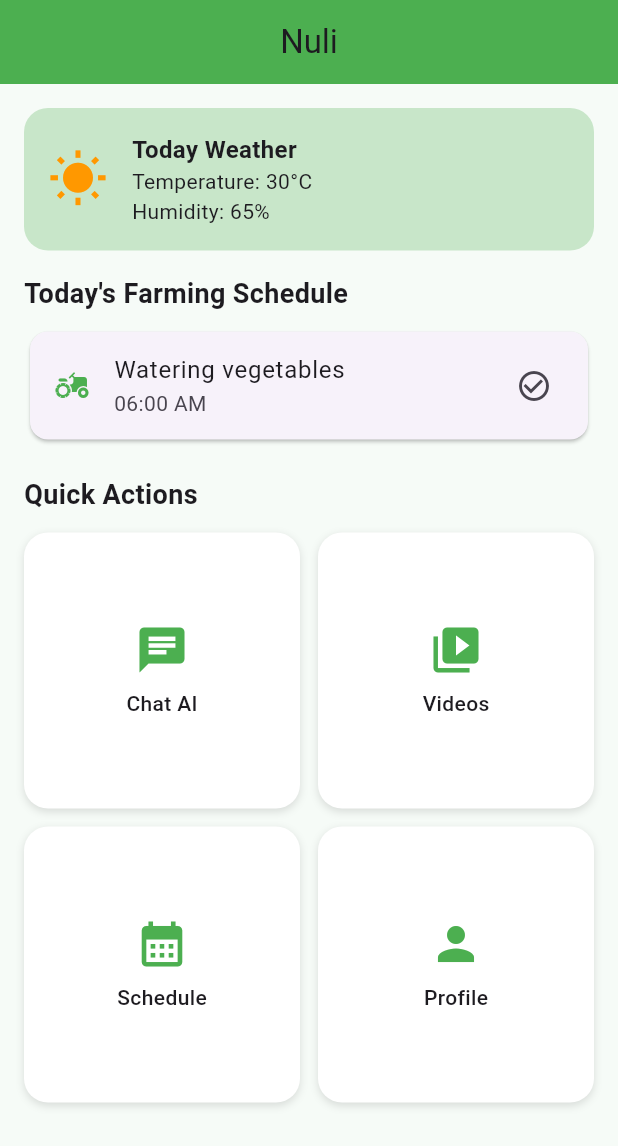
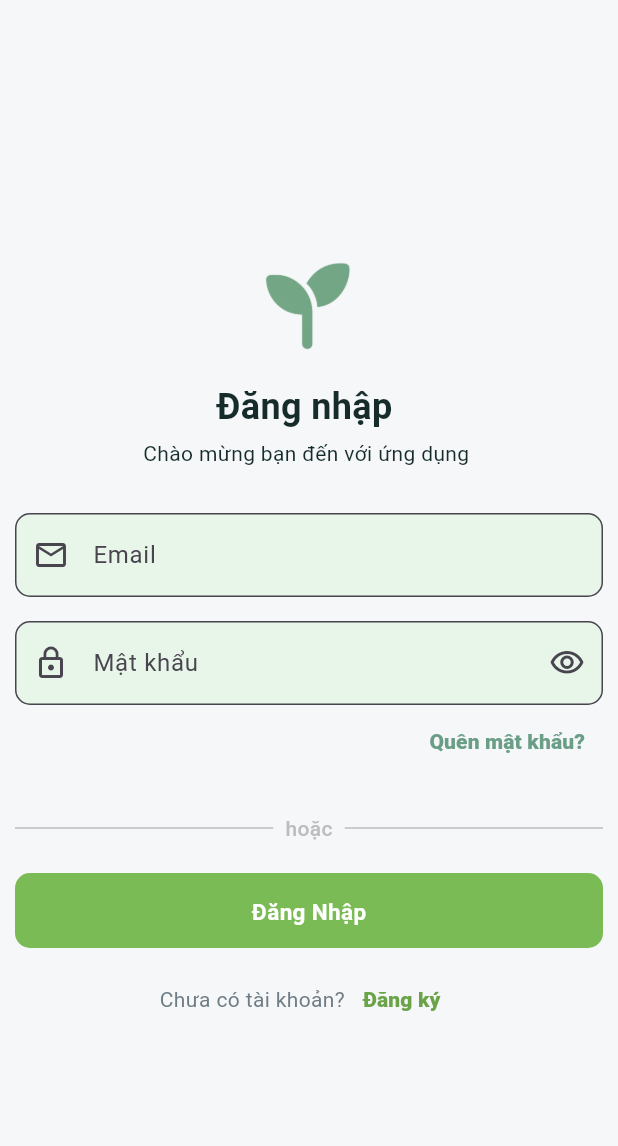
Before and after one commit to luongdung52hz/nuli, a Flutter app: the screen it shows after launch, on a phone screen of 412 x 824 dp. Shown: the top 1146 px of the screen. Run offline on Flutter 3.47's test engine with Material 3 defaults, Android fonts, the light colour scheme and no system bars; our stand-ins replace cloud_firestore, firebase_auth, firebase_core, get_it, go_router, google_sign_in and 1 more; accounts and stored records are empty.

Commit message:
process_logic_auth

```diff
--- a/lib/app.dart
+++ b/lib/app.dart
@@ -1,7 +1,6 @@
 import 'package:flutter/material.dart';
 import 'package:nuli_app/core/constants/app_constans.dart';
 import 'package:nuli_app/core/routers/app_router.dart';
-import 'package:nuli_app/features/home/presentation/pages/home_screen.dart';
 
 class NuliApp extends StatelessWidget {
   const NuliApp({super.key});
--- a/lib/core/constants/app_colors.dart
+++ b/lib/core/constants/app_colors.dart
@@ -3,8 +3,11 @@ import 'package:flutter/material.dart';
 
 class AppColors{
   AppColors._();
-  static const Color primaryGreen = Color(0xFF7BBB55);
-  static const Color secondaryGreen = Color(0xFF6AA348);
+  static const Color secondaryGreen = Color(0xFF7BBB55);
+  static const Color primaryGreen = Color(0xFF6AA348);
+  static const Color secondaryyGreen = Color(0xFF6B9E87);
+  static const Color backgroundGreen = Color(0xFFe8f5e9);
+  static const Color backgroundApp = Color(0xFFf8fdf9);
   static const Color accentOrange = Color(0xFFF9A14A);
   static const Color lightBackground = Color(0xFFF5F7F9);
   static const Color cardBackground = Color(0xFFFFFFFF);
--- a/lib/core/constants/app_icons.dart
+++ b/lib/core/constants/app_icons.dart
@@ -1,8 +1,8 @@
 class AppIcons{
   AppIcons._();
-  static const String logoApp = 'assets/images/logoNuli.png';
-  static const String iconHome = 'assets/svgs/home.svg';
-  static const String iconProfile = 'assets/svgs/profile.svg';
-  static const String iconChat = 'assets/svgs/chat.svg';
-  static const String iconVideo = 'assets/svgs/video.svg';
+  static const String logoApp = 'lib/assets/images/logoNuli.png';
+  static const String iconHome = 'lib/assets/svgs/home.svg';
+  static const String iconProfile = 'lib/assets/svgs/profile.svg';
+  static const String iconChat = 'lib/assets/svgs/chat.svg';
+  static const String iconVideo = 'lib/assets/svgs/video.svg';
 }
--- a/lib/core/routers/app_router.dart
+++ b/lib/core/routers/app_router.dart
@@ -1,11 +1,12 @@
 import 'package:flutter/material.dart';
 import 'package:go_router/go_router.dart';
 import 'package:nuli_app/core/routers/router_name.dart';
+import 'package:nuli_app/features/auth/presentation/pages/login_screen.dart';
 import 'package:nuli_app/features/home/presentation/pages/home_screen.dart';
 
 class AppRouter {
   static final GoRouter routes = GoRouter(
-      initialLocation: Routes.home,
+      initialLocation: Routes.login,
       debugLogDiagnostics: true,
       errorBuilder: (context, state) => Scaffold(
         appBar: AppBar(title: const Text('Lỗi Route')),
@@ -22,6 +23,9 @@ class AppRouter {
           path: Routes.home,
           builder: (context, state) => const HomeScreen(),
         ),
+        GoRoute(path: Routes.login,
+          builder: (context, state) => const LoginScreen(),
+        )
       ]
   );
 }
--- a/lib/core/routers/router_name.dart
+++ b/lib/core/routers/router_name.dart
@@ -5,7 +5,7 @@ class Routes{
   static const admin = '/admin';
 
 //AUTH
-  static const login = 'auth/login';
+  static const login = '/login';
   static const register = 'auth/register';
   static const forgotPass = 'auth/forgot-pass';
 
--- a/lib/core/services/auth_service.dart
+++ b/lib/core/services/auth_service.dart
@@ -0,0 +1,71 @@
+import 'package:firebase_auth/firebase_auth.dart';
+import 'package:google_sign_in/google_sign_in.dart';
+
+class AuthService {
+  final FirebaseAuth _firebaseAuth;
+  final GoogleSignIn _googleSignIn;
+
+  AuthService(this._firebaseAuth, this._googleSignIn);
+
+  // Đăng ký
+  Future<User?> signUpWithEmail(
+      String email, String password, String displayName,
+      ) async{
+    final UserCredential result =
+    await _firebaseAuth.createUserWithEmailAndPassword(
+      email: email,
+      password: password,
+    );
+    final user = result.user;
+    if (user == null) return null;
+
+    await user.updateDisplayName(displayName);
+    await user.reload();
+
+    return _firebaseAuth.currentUser;
+   }
+
+  //Đăng nhập bằng Email
+  Future<User?> signInWithEmail(
+      String email, String password) async {
+    final UserCredential result =
+    await _firebaseAuth.signInWithEmailAndPassword(
+      email: email,
+      password: password,
+    );
+    return result.user;
+  }
+
+  //Đăng nhập bằng Google
+  Future<User?> signInWithGoogle() async {
+    final GoogleSignInAccount? googleUser =
+    await _googleSignIn.signIn();
+
+    if (googleUser == null) return null;
+
+    final GoogleSignInAuthentication googleAuth =
+    await googleUser.authentication;
+
+    final credential = GoogleAuthProvider.credential(
+      accessToken: googleAuth.accessToken,
+      idToken: googleAuth.idToken,
+    );
+
+    final UserCredential result =
+    await _firebaseAuth.signInWithCredential(credential);
+
+    return result.user;
+  }
+
+  //Reset password
+  Future<void> resetPass(String email) async {
+    await _firebaseAuth.sendPasswordResetEmail(email: email);
+
+  }
+
+  //Đăng xuất
+  Future<void> signOut() async {
+    await _googleSignIn.signOut();
+    await _firebaseAuth.signOut();
+  }
+}
--- /dev/null
+++ b/lib/core/widgets/button_app.dart
@@ -0,0 +1,87 @@
+import 'package:flutter/material.dart';
+import 'package:nuli_app/core/constants/app_colors.dart';
+
+class CustomButton extends StatelessWidget {
+  final VoidCallback? onPressed; // Callback khi nhấn (có thể null để disable)
+  final String text; // Text hiển thị trên nút
+  final bool isLoading; // State loading
+  final double height;
+  final EdgeInsetsGeometry
+  padding; // Padding nội dung (mặc định như code của bạn)
+  final BorderRadius borderRadius; // Bo góc (mặc định 10)
+  final BoxShadow? boxShadow; // Shadow tùy chỉnh
+  final IconData? icon; // Icon tùy chọn (mới thêm)
+  final double? iconSize; // Kích thước icon (mặc định 20, mới thêm)
+  final FontWeight? fontWeight; // NEW: Tùy chọn font weight
+  final Color? buttonColor; // NEW: Màu nền nút (mặc định AppColors.primary)
+
+  const CustomButton({
+    super.key,
+    required this.onPressed,
+    required this.text,
+    this.isLoading = false,
+    this.height = 50,
+    this.padding = const EdgeInsets.symmetric(horizontal: 110, vertical: 15),
+    this.borderRadius = const BorderRadius.all(Radius.circular(10)),
+    this.boxShadow,
+    this.icon,
+    this.iconSize,
+    this.fontWeight = FontWeight.bold,
+    this.buttonColor,
+  });
+
+  @override
+  Widget build(BuildContext context) {
+    final effectiveColor = buttonColor ?? AppColors.secondaryGreen;
+    return SizedBox(
+      width: double.infinity,
+      child: isLoading
+          ? const Center(child: CircularProgressIndicator(color: Colors.white))
+          : Material(
+              color: Colors.transparent,
+              child: InkWell(
+                borderRadius: borderRadius,
+                onTap: isLoading ? null : onPressed,
+                child: Container(
+                  height: height,
+                  padding: padding,
+                  decoration: BoxDecoration(
+                    color: effectiveColor,
+                    borderRadius: borderRadius,
+                    //boxShadow: boxShadow ?? [],
+                  ),
+                  child: Center(
+                    child: icon != null ? Row(
+                            mainAxisAlignment: MainAxisAlignment.center,
+                            children: [
+                              Icon(
+                                icon,
+                                color: Colors.white,
+                                size: iconSize ?? 20,
+                              ),
+                              const SizedBox(width: 8),
+                              Text(
+                                text,
+                                style: TextStyle(
+                                  color: Colors.white,
+                                  fontWeight: fontWeight ?? FontWeight.bold,
+                                  fontSize: 15,
+                                ),
+                              ),
+                            ],
+                          )
+                        : Text(
+                            text,
+                            style: TextStyle(
+                              color: Colors.white,
+                              fontWeight: fontWeight ?? FontWeight.bold,
+                              fontSize: 15,
+                            ),
+                          ),
+                  ),
+                ),
+              ),
+            ),
+    );
+  }
+}
--- a/lib/features/auth/data/models/user_role.dart
+++ b/lib/features/auth/data/models/user_role.dart
@@ -14,9 +14,9 @@ enum UserRole{
   String get displayName {
     switch (this) {
       case UserRole.admin:
-        return 'Quản trị viên';
+        return 'Admin';
       case UserRole.user:
-        return 'Người dùng';
+        return 'Client';
     }
   }
 
--- /dev/null
+++ b/lib/features/auth/presentation/pages/login_screen.dart
@@ -0,0 +1,225 @@
+import 'package:flutter/material.dart';
+import 'package:go_router/go_router.dart';
+import 'package:nuli_app/core/constants/app_colors.dart';
+import 'package:nuli_app/core/constants/app_icons.dart';
+import 'package:nuli_app/core/utils/validators.dart';
+import 'package:nuli_app/core/widgets/button_app.dart';
+import '../../../../core/constants/app_size.dart';
+import '../../../../core/routers/router_name.dart';
+import 'package:provider/provider.dart';
+
+import '../provider/auth_controller.dart';
+
+class LoginScreen extends StatefulWidget {
+  const LoginScreen({super.key});
+
+  @override
+  State<LoginScreen> createState() => _LoginScreenState();
+}
+
+class _LoginScreenState extends State<LoginScreen> {
+  final _fromKey = GlobalKey<FormState>();
+  final _emailCtrl = TextEditingController();
+  final _passCtrl = TextEditingController();
+  bool _obscurePassword = true;
+
+
+  @override
+  void dispose() {
+    _emailCtrl.dispose();
+    _passCtrl.dispose();
+    super.dispose();
+  }
+  @override
+  Widget build(BuildContext context) {
+    final auth = context.watch<AuthController>();
+    if (auth.user != null) {
+      WidgetsBinding.instance.addPostFrameCallback((_) {
+        context.go(Routes.home);
+      });
+    }
+
+    return Scaffold(
+      backgroundColor: AppColors.lightBackground,
+      body:SafeArea(
+        child: Center(child: SingleChildScrollView(
+          padding: const EdgeInsets.all(10),
+          child: Form(
+              key: _fromKey,
+              child: Column(
+                mainAxisAlignment: MainAxisAlignment.center ,
+                children: [
+                  const SizedBox(height:30),
+                  Image.asset(
+                    AppIcons.logoApp,
+                    height: 80,
+                    width: 80,
+                    errorBuilder: (context, error, stackTrace) {
+                      return const Icon(Icons.eco, size: 100,
+                      );
+                    },
+                  ),
+                  const SizedBox(height: 10),
+
+                  const Text(
+                    "Đăng nhập ",
+                    style: TextStyle(
+                      fontWeight: FontWeight.bold,
+                      fontSize: AppSize.lg,
+                      color: AppColors.darkText,),
+                  ),
+                  const SizedBox(height: 4),
+                  const Text(
+                    "Chào mừng bạn đến với ứng dụng ",
+                    style: TextStyle(fontSize: 14, color: AppColors.darkText),
+                  ),
+                  const SizedBox(height: 30),
+                  TextFormField(
+                    controller: _emailCtrl,
+                    keyboardType: TextInputType.emailAddress,
+                    validator:Validators.validateEmail ,
+                    decoration: InputDecoration(
+                      labelText: 'Email',
+                      prefixIcon: const Icon(Icons.email_outlined),
+                      border: OutlineInputBorder(
+                        borderRadius: BorderRadius.circular(10),
+                        borderSide: BorderSide(
+                          width: 0.1,
+                          color: Colors.white
+                        )
+                      ),
+                      filled: true,
+                      fillColor: AppColors.backgroundGreen
+                     ),
+                    ),
+                     const SizedBox(height: 16,),
+                  TextFormField(
+                    controller: _passCtrl,
+                    obscureText: _obscurePassword,
+                    validator: (value){
+                      if(value == null || value.isEmpty){
+                        return 'Vui lòng nhập mật khẩu';
+                      }
+                      return null;
+                    },
+                    decoration: InputDecoration(
+                      labelText: 'Mật khẩu',
+                      prefixIcon: const Icon(Icons.lock_outline),
+                      suffixIcon: IconButton(
+                        icon: Icon(
+                          _obscurePassword
+                             ? Icons.visibility_outlined
+                             : Icons.visibility_off_outlined
+                        ),
+                        onPressed: (){
+                          setState(() {
+                            _obscurePassword =! _obscurePassword;
+                          });
+                        },
+                      ),
+                      border: OutlineInputBorder(
+                        borderRadius: BorderRadius.circular(10),
+                        borderSide: BorderSide(
+                          color: Colors.white,
+                          width: 1
+                        )
+                      ),
+                      filled: true,
+                      fillColor: AppColors.backgroundGreen,
+                    ),
+                  ),
+
+                  Align(
+                    alignment: Alignment.centerRight,
+                    child: TextButton(
+                      onPressed: () => context.go(Routes.home),
+                      child: const Text(
+                        "Quên mật khẩu?",
+                        style: TextStyle(
+                          color: AppColors.secondaryyGreen,
+                          fontWeight: FontWeight.w800,
+                        ),
+                      ),
+                    ),
+                  ),
+                  const SizedBox(height: 24),
+
+                  Row(
+                    children: [
+                      Expanded(
+                        child: Container(
+                          height: 1,
+                          color: Colors.grey[400],
+                        ),
+                      ),
+                      Padding(
+                        padding: const EdgeInsets.symmetric(horizontal: 8.0),
+                        child: Text(
+                          "hoặc",
+                          style: TextStyle(
+                            color: Colors.grey[400],
+                            fontSize: 14,
+                            fontWeight: FontWeight.w500,
+                          ),
+                        ),
+                      ),
+                      Expanded(
+                        child: Container(
+                          height: 1,
+                          color: Colors.grey[400],
+                        ),
+                      ),
+                    ],
+                  ),
+                  const SizedBox(height: 20),
+                  Consumer<AuthController>(
+                    builder: (context, auth, child) {
+                      return CustomButton(
+                        isLoading: auth.isLoading,
+                        text: 'Đăng Nhập',
+                        onPressed: auth.isLoading
+                            ? null
+                            : () async {
+                          if (!_fromKey.currentState!.validate()) return;
+
+                          await auth.signInWithEmail(
+                            _emailCtrl.text.trim(),
+                            _passCtrl.text.trim(),
+                          );
+                        },
+                      );
+                    },
+                  ),
+
+                  const SizedBox(height: 10),
+//Regist
+                  Row(
+                    mainAxisAlignment: MainAxisAlignment.center,
+                    children: [
+                      Text(
+                        "Chưa có tài khoản?",
+                        style: TextStyle(
+                          color: AppColors.mutedText,
+                        ),
+                      ),
+                      TextButton(
+                        onPressed: () => context.go(Routes.home),
+                        child: const Text(
+                          "Đăng ký",
+                          style: TextStyle(
+                            color: AppColors.primaryGreen,
+                            fontWeight: FontWeight.w900,
+                          ),
+                        ),
+                      ),
+                    ],
+                  )
+                ],
+            )
+           ),
+          )
+        )
+      )
+    );
+  }
+}
--- a/pubspec.yaml
+++ b/pubspec.yaml
@@ -40,6 +40,8 @@ dependencies:
   firebase_auth: ^6.1.1
   cloud_firestore: ^6.0.3
   firebase_storage: ^13.0.3
+  google_sign_in: ^6.2.1
+
   uuid: ^4.5.1
 
 # Local DB
```
Also changed, not shown: lib/core/di/dependency_injection.dart (+16 -2 lines), lib/features/auth/data/models/user_model.dart (+35 -12 lines), lib/features/auth/data/repositories/auth_repository.dart (added, +86 -0 lines), lib/features/auth/data/repositories/user_repository.dart (added, +46 -0 lines), lib/features/auth/presentation/provider/auth_controller.dart (added, +90 -0 lines), lib/main.dart (+14 -4 lines), lib/core/services/google_signin_service.dart (deleted), pubspec.lock, 1 other file.
